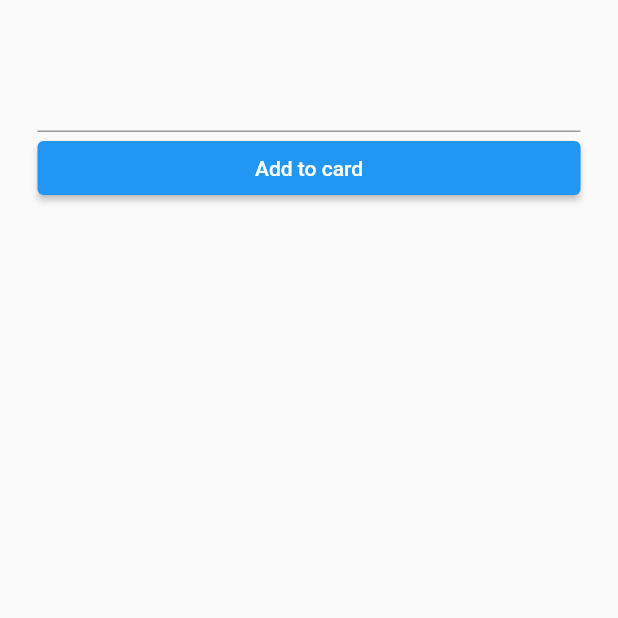
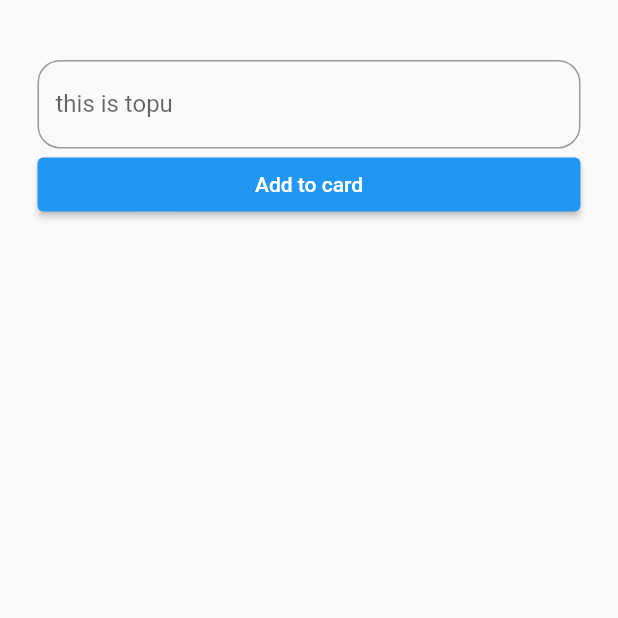
Before and after one commit to TopuFD/crud_operation, a Flutter app: the page screen opened directly, on a phone screen of 412 x 824 dp, the top half of it. Run offline on Flutter 3.47's test engine with Material 2 defaults, Android fonts, the phone set to English and light mode, and no system bars; our stand-ins replace fluttertoast, hive, hive_flutter; accounts and stored records are empty.

Commit message:
add some design

```diff
--- a/lib/page.dart
+++ b/lib/page.dart
@@ -29,6 +29,12 @@ class _pageState extends State<page> {
           children: [
             TextFormField(
               controller: _controller,
+              decoration: InputDecoration(
+                labelText: "this is topu",
+                border: OutlineInputBorder(
+                  borderRadius: BorderRadius.circular(15)
+                )
+              ),
             ),
             SizedBox(
                 width: 400,
```
